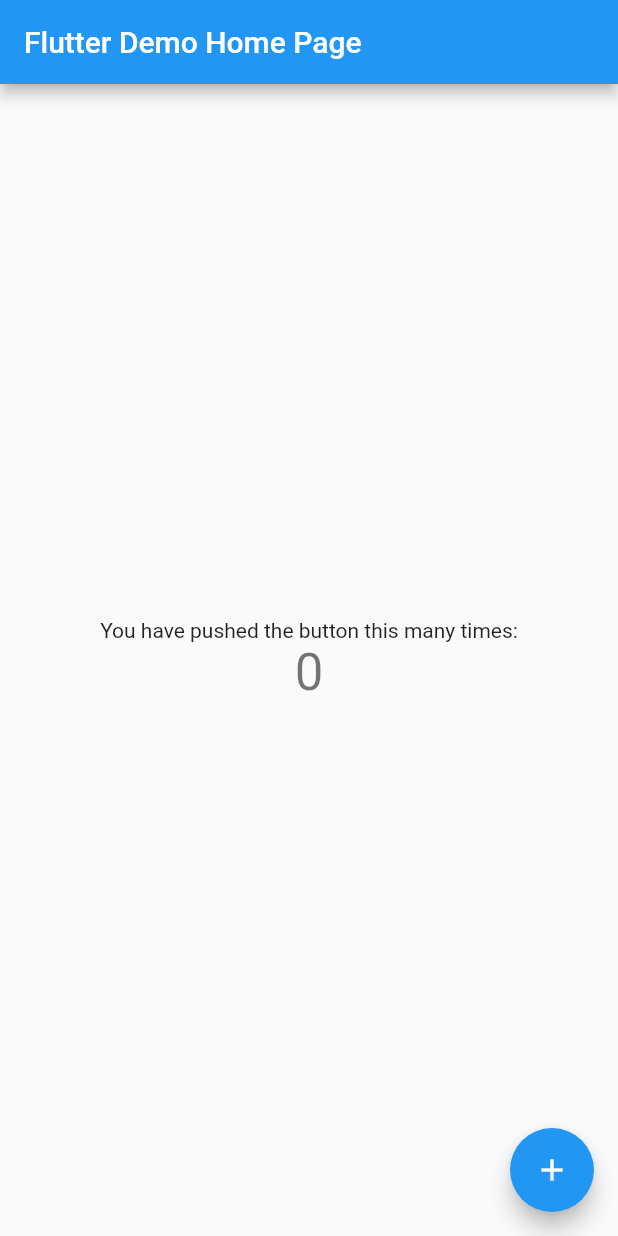
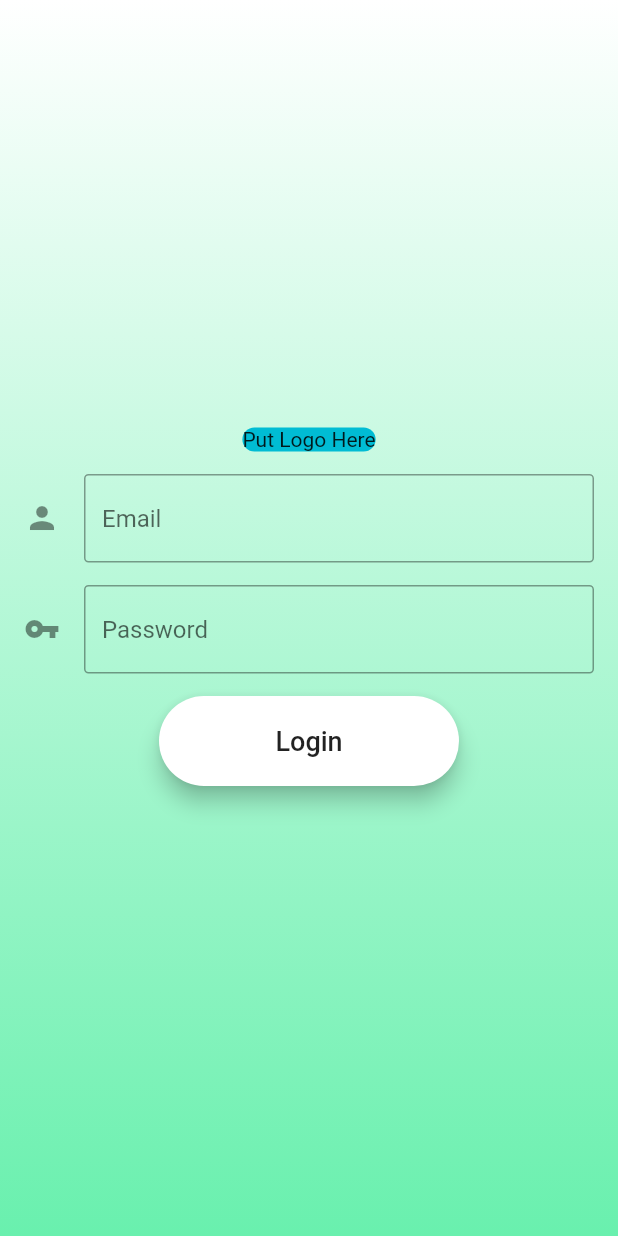
Before and after one commit to hamesjan/NasaAppChallangeTeamZero, a Flutter app: the screen it shows after launch, on a phone screen of 412 x 824 dp. Run offline on Flutter 3.47's test engine with Material 2 defaults, Android fonts, the phone set to English and light mode, and no system bars; our stand-ins replace geolocator, image_picker.

```diff
--- a/lib/main.dart
+++ b/lib/main.dart
@@ -1,4 +1,5 @@
 import 'package:flutter/material.dart';
+import 'package:nasaapp/pages/login.dart';
 
 void main() {
   runApp(MyApp());
@@ -20,94 +21,9 @@ class MyApp extends StatelessWidget {
         // or simply save your changes to "hot reload" in a Flutter IDE).
         // Notice that the counter didn't reset back to zero; the application
         // is not restarted.
-        primarySwatch: Colors.blue,
+        primarySwatch: Colors.green,
       ),
-      home: MyHomePage(title: 'Flutter Demo Home Page'),
+      home: Login(),
     );
   }
 }
-
-class MyHomePage extends StatefulWidget {
-  MyHomePage({Key key, this.title}) : super(key: key);
-
-  // This widget is the home page of your application. It is stateful, meaning
-  // that it has a State object (defined below) that contains fields that affect
-  // how it looks.
-
-  // This class is the configuration for the state. It holds the values (in this
-  // case the title) provided by the parent (in this case the App widget) and
-  // used by the build method of the State. Fields in a Widget subclass are
-  // always marked "final".
-
-  final String title;
-
-  @override
-  _MyHomePageState createState() => _MyHomePageState();
-}
-
-class _MyHomePageState extends State<MyHomePage> {
-  int _counter = 0;
-
-  void _incrementCounter() {
-    setState(() {
-      // This call to setState tells the Flutter framework that something has
-      // changed in this State, which causes it to rerun the build method below
-      // so that the display can reflect the updated values. If we changed
-      // _counter without calling setState(), then the build method would not be
-      // called again, and so nothing would appear to happen.
-      _counter++;
-    });
-  }
-
-  @override
-  Widget build(BuildContext context) {
-    // This method is rerun every time setState is called, for instance as done
-    // by the _incrementCounter method above.
-    //
-    // The Flutter framework has been optimized to make rerunning build methods
-    // fast, so that you can just rebuild anything that needs updating rather
-    // than having to individually change instances of widgets.
-    return Scaffold(
-      appBar: AppBar(
-        // Here we take the value from the MyHomePage object that was created by
-        // the App.build method, and use it to set our appbar title.
-        title: Text(widget.title),
-      ),
-      body: Center(
-        // Center is a layout widget. It takes a single child and positions it
-        // in the middle of the parent.
-        child: Column(
-          // Column is also a layout widget. It takes a list of children and
-          // arranges them vertically. By default, it sizes itself to fit its
-          // children horizontally, and tries to be as tall as its parent.
-          //
-          // Invoke "debug painting" (press "p" in the console, choose the
-          // "Toggle Debug Paint" action from the Flutter Inspector in Android
-          // Studio, or the "Toggle Debug Paint" command in Visual Studio Code)
-          // to see the wireframe for each widget.
-          //
-          // Column has various properties to control how it sizes itself and
-          // how it positions its children. Here we use mainAxisAlignment to
-          // center the children vertically; the main axis here is the vertical
-          // axis because Columns are vertical (the cross axis would be
-          // horizontal).
-          mainAxisAlignment: MainAxisAlignment.center,
-          children: <Widget>[
-            Text(
-              'You have pushed the button this many times:',
-            ),
-            Text(
-              '$_counter',
-              style: Theme.of(context).textTheme.headline4,
-            ),
-          ],
-        ),
-      ),
-      floatingActionButton: FloatingActionButton(
-        onPressed: _incrementCounter,
-        tooltip: 'Increment',
-        child: Icon(Icons.add),
-      ), // This trailing comma makes auto-formatting nicer for build methods.
-    );
-  }
-}
--- /dev/null
+++ b/lib/pages/login.dart
@@ -0,0 +1,109 @@
+import 'package:flutter/cupertino.dart';
+import 'package:flutter/material.dart';
+import 'package:nasaapp/pages/home.dart';
+import 'package:nasaapp/widgets/custom_button.dart';
+
+
+class Login extends StatefulWidget {
+  @override
+  _LoginState createState() => _LoginState();
+}
+
+class _LoginState extends State<Login> {
+  String email;
+  String password;
+
+
+
+  signInUser() {
+    Navigator.pop(context);
+    Navigator.push(context,
+        MaterialPageRoute(
+            builder: (BuildContext context) => Home(index: 1)
+        )
+    );
+  }
+
+  @override
+  void initState() {
+    super.initState();
+  }
+
+
+  @override
+  Widget build(BuildContext context) {
+    return Scaffold(
+      body: Container(
+        padding: EdgeInsets.all(16),
+        decoration: BoxDecoration(
+          gradient: LinearGradient(
+            begin: Alignment.topCenter,
+            end: Alignment.bottomCenter,
+            colors: [
+              Colors.white,
+              Colors.greenAccent
+            ]
+          )
+        ),
+        child: Column(
+          crossAxisAlignment: CrossAxisAlignment.center,
+          mainAxisAlignment: MainAxisAlignment.center,
+          children: <Widget>[
+            Hero(
+              tag: 'Hero1',
+              child:Container(
+                decoration: BoxDecoration(
+                    color: Colors.cyan,
+                    borderRadius: BorderRadius.all(Radius.circular(25))
+                ),
+                child: Text('Put Logo Here')
+              ),
+            ),
+            SizedBox(
+              height: 15,
+            ),
+            TextField(
+                onChanged: (value) => email = value,
+                decoration: InputDecoration(
+                    icon: Icon(Icons.person),
+                    border: OutlineInputBorder(
+                        borderRadius: BorderRadius.all(Radius.circular(3))
+                    ),
+                    hintText: 'Email',
+                    fillColor: Colors.deepPurpleAccent
+                )
+            ),
+            SizedBox(
+              height: 15,
+            ),
+            TextField(
+                onChanged: (value) => password = value,
+                obscureText: true,
+                autocorrect: false,
+                decoration: InputDecoration(
+                    icon: Icon(Icons.vpn_key),
+                    hintText: 'Password',
+                    border: OutlineInputBorder(
+                        borderRadius: BorderRadius.all(Radius.circular(3))
+                    )
+                )
+            ),
+            SizedBox(
+              height: 15,
+            ),
+            CustomButton(
+              text: 'Login',
+              callback: () {
+                signInUser();
+              } ,
+            ),
+            SizedBox(
+              height: 15,
+            ),
+
+          ],
+        ),
+      ),
+    );
+  }
+}
--- /dev/null
+++ b/lib/widgets/custom_button.dart
@@ -0,0 +1,38 @@
+import 'package:flutter/cupertino.dart';
+import 'package:flutter/material.dart';
+
+class CustomButton extends StatelessWidget {
+  final VoidCallback callback;
+  final String text;
+
+  const CustomButton({Key key, this.callback, this.text}) : super(key: key);
+  @override
+  Widget build(BuildContext context) {
+    return ButtonTheme(
+      shape: StadiumBorder(),
+      minWidth: 200,
+      height: 60,
+      child: RaisedButton(
+        color: Colors.white,
+        elevation: 6,
+        child: Text(text, style: TextStyle(
+            fontSize: 18
+        ),),
+        onPressed: callback,
+      ),
+    );
+  }
+}
+
+class SendButton extends StatelessWidget {
+  final Icon icon;
+  final VoidCallback callback;
+  const SendButton({Key key, this.icon, this.callback}) : super(key: key);
+  @override
+  Widget build(BuildContext context) {
+    return IconButton(
+      icon: icon,
+      onPressed: callback,
+    );
+  }
+}
--- a/pubspec.yaml
+++ b/pubspec.yaml
@@ -24,6 +24,10 @@ dependencies:
   # The following adds the Cupertino Icons font to your application.
   # Use with the CupertinoIcons class for iOS style icons.
   cupertino_icons: ^0.1.3
+  mime:
+  http:
+  image_picker:
+  geolocator:
 
 dev_dependencies:
   flutter_test:
```
Also changed, not shown: lib/classes/location_stream.dart (added, +43 -0 lines), lib/pages/center.dart (added, +14 -0 lines), lib/pages/home.dart (added, +115 -0 lines), lib/pages/left.dart (added, +145 -0 lines), lib/pages/right.dart (added, +157 -0 lines), pubspec.lock, 7 other files.
